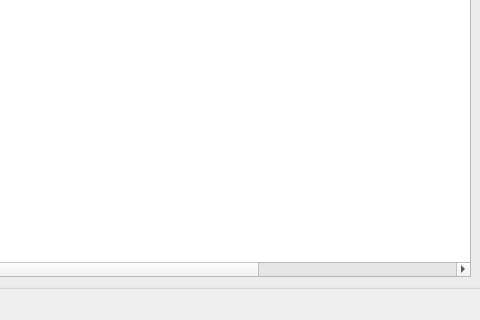
First picture: the form in ui/charge_settings_regist.ui, repository picacat/pyMedical, before the edit; both pictures show x 111 to 591 and y 545 to 865 of the 1114 by 865 pixel window.
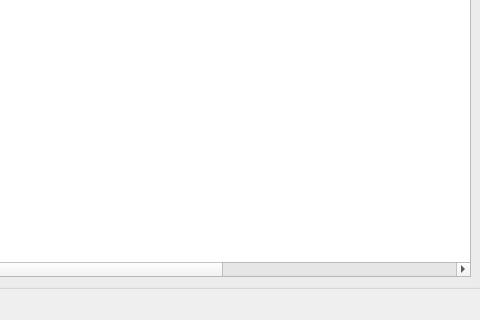
Second picture: the form after the edit. Icons and pictures are not drawn.

Diff of the .ui file:
```diff
--- a/ui/charge_settings_regist.ui
+++ b/ui/charge_settings_regist.ui
@@ -125,6 +125,11 @@
                <string>就醫類別</string>
               </property>
              </column>
+             <column>
+              <property name="text">
+               <string>療程</string>
+              </property>
+             </column>
              <column>
               <property name="text">
                <string>收費金額</string>
```
